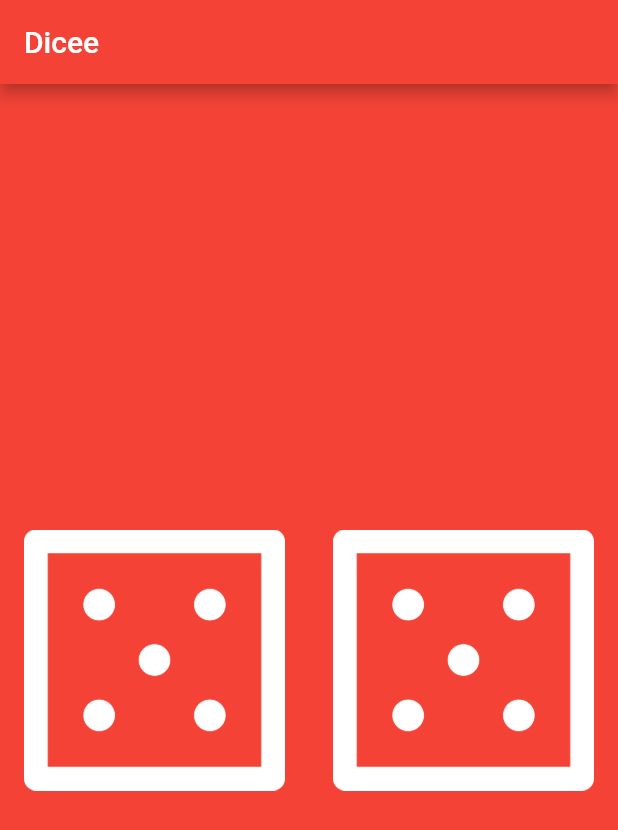
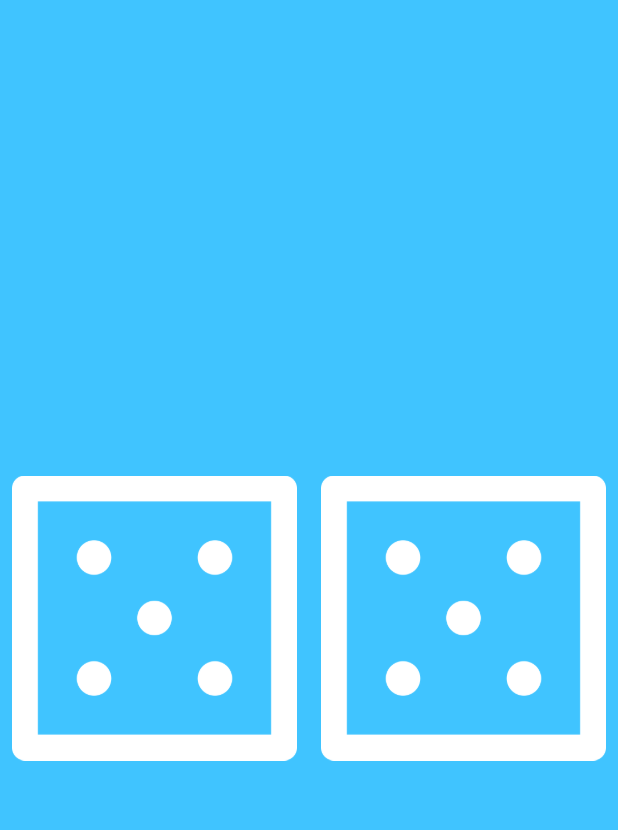
Before and after one commit to damianjahn/dicee-flutter, a Flutter app: the screen it shows after launch, on a phone screen of 412 x 824 dp. Shown: the top 830 px of the screen. Run offline on Flutter 3.47's test engine with Material 2 defaults, Android fonts, the phone set to English and light mode, and no system bars.

Commit message:
flutter sdk updated

```diff
--- a/lib/main.dart
+++ b/lib/main.dart
@@ -5,11 +5,11 @@ void main() {
   return runApp(
     MaterialApp(
       home: Scaffold(
-        backgroundColor: Colors.red,
-        appBar: AppBar(
-          title: Text('Dicee'),
-          backgroundColor: Colors.red,
-        ),
+        backgroundColor: Colors.lightBlueAccent,
+        // appBar: AppBar(
+        //   title: Text('Dicee'),
+        //   backgroundColor: Colors.lightBlue,
+        // ),
         body: DicePage(),
       ),
     ),
@@ -38,7 +38,7 @@ class _DicePageState extends State<DicePage> {
       child: Row(
         children: <Widget>[
           Expanded(
-            child: FlatButton(
+            child: TextButton(
               onPressed: (){
                 changeDiceFace();
               },
@@ -46,7 +46,7 @@ class _DicePageState extends State<DicePage> {
             ),
           ),
           Expanded(
-            child: FlatButton(
+            child: TextButton(
               onPressed: (){
                changeDiceFace();
               },
@@ -60,6 +60,6 @@ class _DicePageState extends State<DicePage> {
 }
 
 // Ideas:
-//     -better colors
+//     -better colors (open randomly)
 //     -AR funcionality
-//     -
+//     - https://pub.dev/packages/arcore_flutter_plugin
```
Also changed, not shown: 1 other file.
